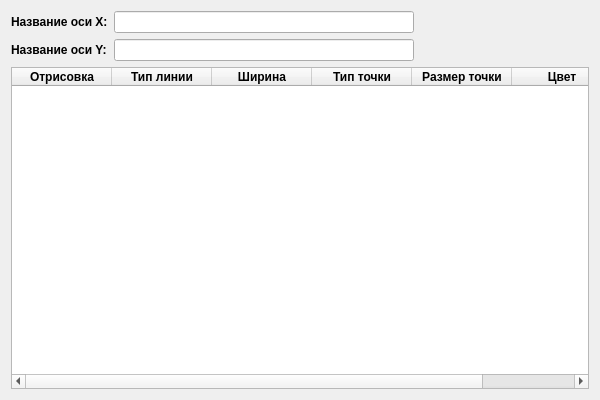
Qt form plotsettingswidget.ui (GlebDorohov17092006/Experiment2025) before a commit.
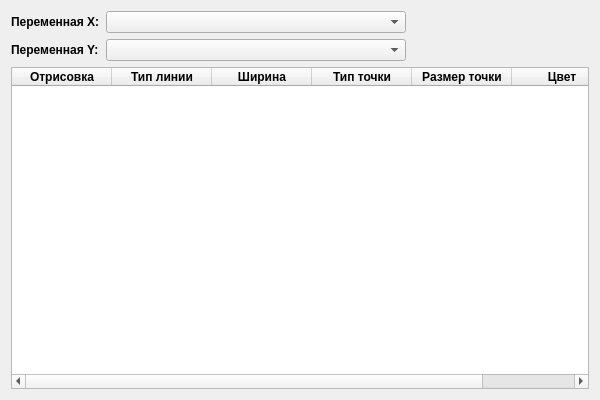
The same form after that commit.

Commit message: plotsettings: added X- and Y- axis choice comboboxes

```diff
--- a/plotsettingswidget.ui
+++ b/plotsettingswidget.ui
@@ -21,12 +21,12 @@
         </font>
        </property>
        <property name="text">
-        <string>Название оси X:</string>
+        <string>Переменная X:</string>
        </property>
       </widget>
      </item>
      <item row="0" column="1">
-      <widget class="QLineEdit" name="lineEdit_xAxisLabel">
+      <widget class="QComboBox" name="comboBox_xAxis">
        <property name="maximumSize">
         <size>
          <width>300</width>
@@ -43,12 +43,12 @@
         </font>
        </property>
        <property name="text">
-        <string>Название оси Y:</string>
+        <string>Переменная Y:</string>
        </property>
       </widget>
      </item>
      <item row="1" column="1">
-      <widget class="QLineEdit" name="lineEdit_yAxisLabel">
+      <widget class="QComboBox" name="comboBox_yAxis">
        <property name="maximumSize">
         <size>
          <width>300</width>
```
The commit also changes 2 other files.
